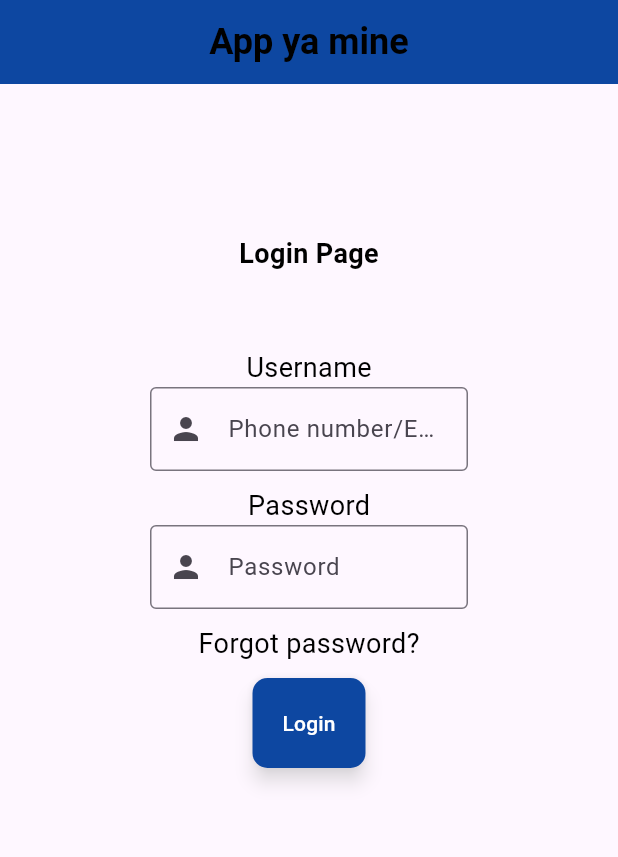
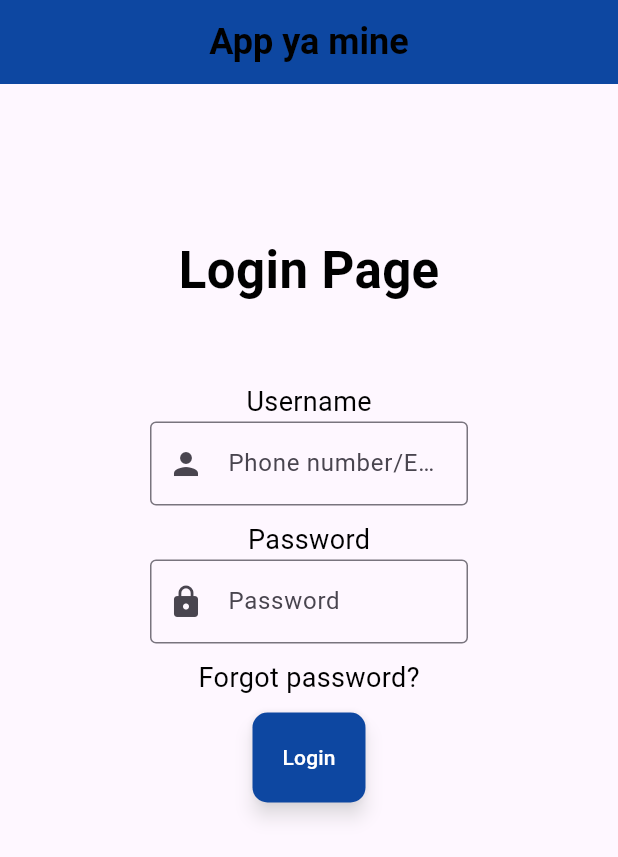
Before and after one commit to eiidoubleyuwes/nimeku-dart-a, a Flutter app: the screen it shows after launch, on a phone screen of 412 x 824 dp. Shown: the top 857 px of the screen. Run offline on Flutter 3.47's test engine with Material 3 defaults, Android fonts, the phone set to English and light mode, and no system bars.

Commit message:
Feat:Fixed a bit of the code
This includes changing the type for fontSize and Font Weight

```diff
--- a/myapp_flutter/lib/main.dart
+++ b/myapp_flutter/lib/main.dart
@@ -38,28 +38,35 @@ class Home extends StatelessWidget {
           // crossAxisAlignment: CrossAxisAlignment.center,
           children: [
             //Created a widget for the text
-            customText("Login Screen", label: 'Login Page', fontSize: 34.0 ,fontWeight: FontWeight.bold,),
+            customText("Login Screen", label: 'Login Page', fontSize: FontSize(34.0), fontWeight: FontWeight.bold,),
             SizedBox(
                 height: 50.0,
               ),
 
-            customText("Username", label: 'Username', fontSize: 18.0,),
-            CustomTextWidget("Username", label: 'Username',hint: "Phone number/Email",),
-            SizedBox(
-                height: 10.0,
-              ),
+            customText("Username", label: 'Username', fontSize: FontSize(18.0),),
+            CustomTextWidget(
+              "Username",
+              label: 'Username',
+              hint: "Phone number/Email",
+              icon: Icons.person,
 
-            customText("Password", label: 'Password', fontSize: 18.0,),
-            CustomTextWidget(
-                "PASSWORD",
-                label: 'password',
-                hint: "Password",
               ),
             SizedBox(
                 height: 10.0,
               ),
 
-            customText("Forgot password", label: 'Forgot password?', fontSize: 18.0,),
+            customText("Password", label: 'Password', fontSize: FontSize(18.0),),
+            CustomTextWidget(
+                "PASSWORD",
+                label: 'password',
+                hint: "Password",
+                icon: Icons.lock,
+              ),
+            SizedBox(
+                height: 10.0,
+              ),
+
+            customText("Forgot password", label: 'Forgot password?', fontSize: FontSize(18.0),),
             SizedBox(
                 height: 10.0,
               ),
--- a/myapp_flutter/lib/views/customcontroller.dart
+++ b/myapp_flutter/lib/views/customcontroller.dart
@@ -2,11 +2,13 @@ import 'package:flutter/material.dart';
 
 class CustomTextWidget extends StatelessWidget {
   final String? hint;
+  final IconData? icon;
   const CustomTextWidget(
     String s, {
     super.key,
     required String label,
     this.hint,
+    this.icon,
   });
 
   @override
@@ -15,7 +17,7 @@ class CustomTextWidget extends StatelessWidget {
       decoration: InputDecoration(
         border: OutlineInputBorder(),
         hintText: hint,
-        prefixIcon: Icon(Icons.person),
+        prefixIcon: Icon(icon),
       ),
       controller: TextEditingController(),
     );
--- a/myapp_flutter/lib/views/customtexts.dart
+++ b/myapp_flutter/lib/views/customtexts.dart
@@ -2,13 +2,15 @@ import 'package:flutter/material.dart';
 import 'package:myapp_flutter/configs/constants.dart';
 
 class customText extends StatelessWidget {
-  final FontWeight fontWeight;
+  final FontWeight? fontWeight;
+  final FontSize? fontSize;
   final String label;
   customText(
     String s, {
     super.key,
     required this.label,
-    this.fontWeight = FontWeight.normal, required double fontSize,
+    this.fontWeight,
+    this.fontSize
   });
 
   @override
@@ -16,8 +18,13 @@ class customText extends StatelessWidget {
     return Text(label,
         style: TextStyle(
           color: textcolorblack,
-          fontSize: 18.0,
+          fontSize: fontSize?.size,
           fontWeight: fontWeight,
         ));
   }
 }
+
+class FontSize {
+  final double size;
+  const FontSize(this.size);
+}
```
